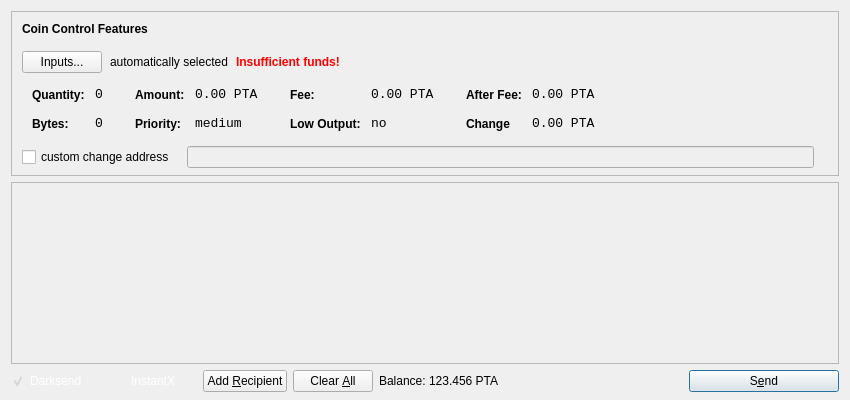
The window that src/qt/forms/sendcoinsdialog.ui (kdsmith18542/Pristine) describes before a commit, drawn with Qt 5.
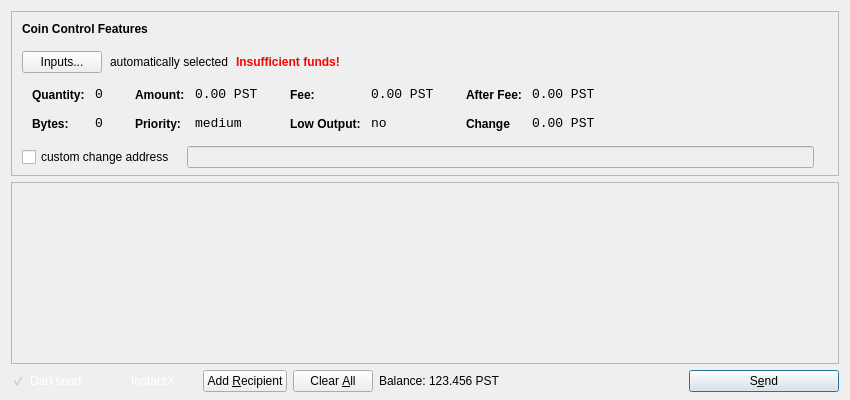
The same window after the commit. Icons and pictures are not drawn.

The edit to the form file:
```diff
--- a/src/qt/forms/sendcoinsdialog.ui
+++ b/src/qt/forms/sendcoinsdialog.ui
@@ -321,7 +321,7 @@
                   <enum>Qt::ActionsContextMenu</enum>
                  </property>
                  <property name="text">
-                  <string>0.00 PTA</string>
+                  <string>0.00 PST</string>
                  </property>
                  <property name="textInteractionFlags">
                   <set>Qt::LinksAccessibleByMouse|Qt::TextSelectableByKeyboard|Qt::TextSelectableByMouse</set>
@@ -407,7 +407,7 @@
                   <enum>Qt::ActionsContextMenu</enum>
                  </property>
                  <property name="text">
-                  <string>0.00 PTA</string>
+                  <string>0.00 PST</string>
                  </property>
                  <property name="textInteractionFlags">
                   <set>Qt::LinksAccessibleByMouse|Qt::TextSelectableByKeyboard|Qt::TextSelectableByMouse</set>
@@ -493,7 +493,7 @@
                   <enum>Qt::ActionsContextMenu</enum>
                  </property>
                  <property name="text">
-                  <string>0.00 PTA</string>
+                  <string>0.00 PST</string>
                  </property>
                  <property name="textInteractionFlags">
                   <set>Qt::LinksAccessibleByMouse|Qt::TextSelectableByKeyboard|Qt::TextSelectableByMouse</set>
@@ -525,7 +525,7 @@
                   <enum>Qt::ActionsContextMenu</enum>
                  </property>
                  <property name="text">
-                  <string>0.00 PTA</string>
+                  <string>0.00 PST</string>
                  </property>
                  <property name="textInteractionFlags">
                   <set>Qt::LinksAccessibleByMouse|Qt::TextSelectableByKeyboard|Qt::TextSelectableByMouse</set>
@@ -770,7 +770,7 @@
           <cursorShape>IBeamCursor</cursorShape>
          </property>
          <property name="text">
-          <string>123.456 PTA</string>
+          <string>123.456 PST</string>
          </property>
          <property name="textInteractionFlags">
           <set>Qt::LinksAccessibleByMouse|Qt::TextSelectableByKeyboard|Qt::TextSelectableByMouse</set>
```
